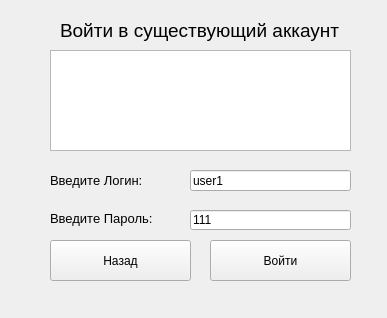
First picture: the form in MyAutho.ui, repository LegSergei/QTProjectCLIENT, before the edit.
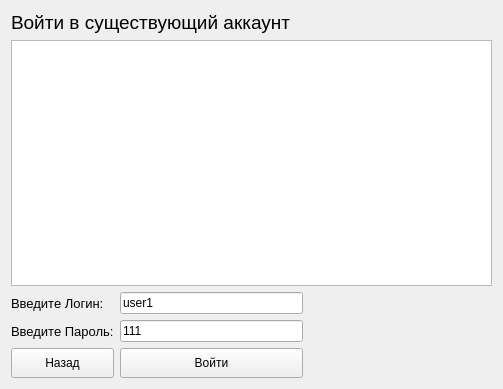
Second picture: the form after the edit.

Commit message: Программный код приведен к единому стилю; Переработан интерфейс; Добавлено хэширование пароля пользователя алгоритмом MD5 при помощи вскроенного класса QT.

```diff
--- a/MyAutho.ui
+++ b/MyAutho.ui
@@ -6,35 +6,16 @@
    <rect>
     <x>0</x>
     <y>0</y>
-    <width>387</width>
-    <height>318</height>
+    <width>503</width>
+    <height>389</height>
    </rect>
   </property>
   <property name="windowTitle">
    <string>MyAutho</string>
   </property>
-  <widget class="QTextEdit" name="te_Main">
-   <property name="geometry">
-    <rect>
-     <x>50</x>
-     <y>50</y>
-     <width>301</width>
-     <height>101</height>
-    </rect>
-   </property>
-   <property name="readOnly">
-    <bool>true</bool>
-   </property>
-  </widget>
+  <layout class="QGridLayout" name="gridLayout">
+   <item row="0" column="0" colspan="3">
   <widget class="QLabel" name="label_4">
-   <property name="geometry">
-    <rect>
-     <x>60</x>
-     <y>20</y>
-     <width>281</width>
-     <height>21</height>
-    </rect>
-   </property>
    <property name="font">
     <font>
      <pointsize>14</pointsize>
@@ -44,67 +25,48 @@
     <string>Войти в существующий аккаунт</string>
    </property>
   </widget>
-  <widget class="QPushButton" name="pb_autho">
-   <property name="geometry">
-    <rect>
-     <x>210</x>
-     <y>240</y>
-     <width>141</width>
-     <height>41</height>
-    </rect>
-   </property>
-   <property name="text">
-    <string>Войти</string>
-   </property>
-  </widget>
-  <widget class="QPushButton" name="pb_back">
-   <property name="geometry">
-    <rect>
-     <x>50</x>
-     <y>240</y>
-     <width>141</width>
-     <height>41</height>
-    </rect>
+   </item>
+   <item row="1" column="0" colspan="3">
+    <widget class="QTextEdit" name="te_Main">
+     <property name="readOnly">
+      <bool>true</bool>
+     </property>
+    </widget>
+   </item>
+   <item row="2" column="0">
+    <widget class="QLabel" name="label">
+     <property name="font">
+      <font>
+       <pointsize>10</pointsize>
+      </font>
    </property>
    <property name="text">
-    <string>Назад</string>
-   </property>
-  </widget>
-  <widget class="QLineEdit" name="le_Pass">
-   <property name="geometry">
-    <rect>
-     <x>190</x>
-     <y>210</y>
-     <width>161</width>
-     <height>20</height>
-    </rect>
-   </property>
-   <property name="text">
-    <string>111</string>
-   </property>
-  </widget>
+      <string>Введите Логин:</string>
+     </property>
+    </widget>
+   </item>
+   <item row="2" column="1">
   <widget class="QLineEdit" name="le_Login">
-   <property name="geometry">
-    <rect>
-     <x>190</x>
-     <y>170</y>
-     <width>161</width>
-     <height>21</height>
-    </rect>
-   </property>
    <property name="text">
     <string>user1</string>
    </property>
   </widget>
+   </item>
+   <item row="2" column="2">
+    <spacer name="horizontalSpacer">
+     <property name="orientation">
+      <enum>Qt::Horizontal</enum>
+     </property>
+     <property name="sizeHint" stdset="0">
+      <size>
+       <width>183</width>
+       <height>20</height>
+      </size>
+     </property>
+    </spacer>
+   </item>
+   <item row="3" column="0">
   <widget class="QLabel" name="label_2">
-   <property name="geometry">
-    <rect>
-     <x>50</x>
-     <y>210</y>
-     <width>131</width>
-     <height>16</height>
-    </rect>
-   </property>
    <property name="font">
     <font>
      <pointsize>10</pointsize>
@@ -114,24 +76,60 @@
     <string>Введите Пароль:</string>
    </property>
   </widget>
-  <widget class="QLabel" name="label">
-   <property name="geometry">
-    <rect>
-     <x>50</x>
-     <y>170</y>
-     <width>131</width>
-     <height>21</height>
-    </rect>
-   </property>
-   <property name="font">
-    <font>
-     <pointsize>10</pointsize>
-    </font>
-   </property>
+   </item>
+   <item row="3" column="1">
+    <widget class="QLineEdit" name="le_Pass">
+     <property name="text">
+      <string>111</string>
+     </property>
+    </widget>
+   </item>
+   <item row="3" column="2" rowspan="2">
+    <spacer name="horizontalSpacer_2">
+     <property name="minimumSize">
+      <size>
+       <width>0</width>
+       <height>30</height>
+      </size>
+     </property>
+     <property name="orientation">
+      <enum>Qt::Horizontal</enum>
+     </property>
+     <property name="sizeHint" stdset="0">
+      <size>
+       <width>183</width>
+       <height>32</height>
+      </size>
+     </property>
+    </spacer>
+   </item>
+   <item row="4" column="0">
+    <widget class="QPushButton" name="pb_back">
+     <property name="minimumSize">
+      <size>
+       <width>0</width>
+       <height>30</height>
+      </size>
+     </property>
    <property name="text">
-    <string>Введите Логин:</string>
-   </property>
-  </widget>
+      <string>Назад</string>
+     </property>
+    </widget>
+   </item>
+   <item row="4" column="1">
+    <widget class="QPushButton" name="pb_autho">
+     <property name="minimumSize">
+      <size>
+       <width>0</width>
+       <height>30</height>
+      </size>
+     </property>
+     <property name="text">
+      <string>Войти</string>
+     </property>
+    </widget>
+   </item>
+  </layout>
  </widget>
  <layoutdefault spacing="6" margin="11"/>
  <resources/>
```
Lines whose indentation alone changed are shown as unchanged. The commit also changes 7 other files.
